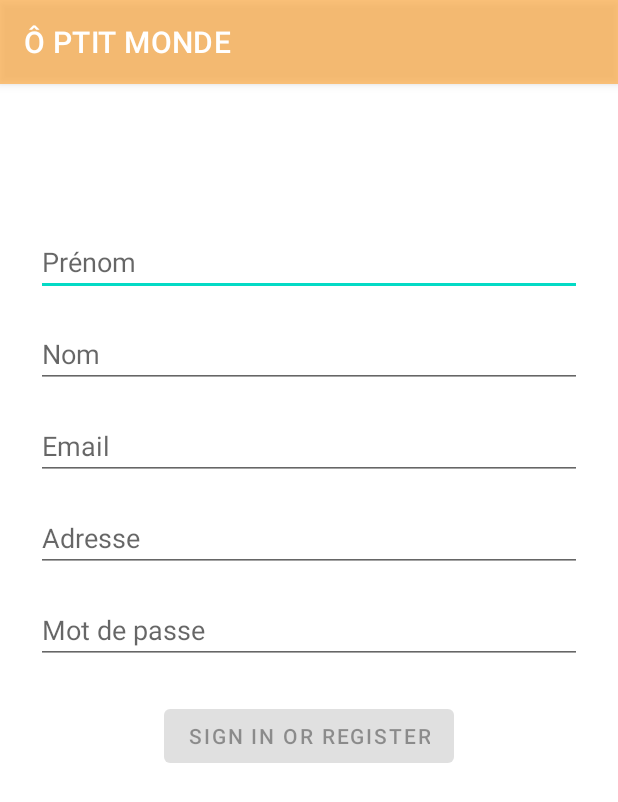
After one commit to MathiasBoillot/AndroidERestaurant, an Android app: the SignInActivity screen opened directly, with no data from a screen before it, on a phone screen of 412 x 824 dp. The commit adds this screen. Shown: the top 802 px of the screen. Run offline under Robolectric (Android 15) with nearby library versions, the phone set to English and light mode, and no system bars; our stand-ins replace Volley; network calls fail; Roboto replaces fonts that are not available here.

Commit message:
Login layout + LoginFormData

```diff
--- a/app/src/main/AndroidManifest.xml
+++ b/app/src/main/AndroidManifest.xml
@@ -14,6 +14,7 @@
         android:theme="@style/Theme.AndroidERestaurant"
         android:usesCleartextTraffic="true"
         tools:targetApi="m">
+        <activity android:name=".SignInActivity"></activity>
         <activity android:name=".adapters.CartAdapter" />
         <activity android:name=".CartActivity" />
         <activity android:name=".adapters.ViewPagerAdapter" />
--- a/app/src/main/java/fr/isen/boillot/androiderestaurant/CartActivity.kt
+++ b/app/src/main/java/fr/isen/boillot/androiderestaurant/CartActivity.kt
@@ -1,5 +1,6 @@
 package fr.isen.boillot.androiderestaurant
 
+import android.content.Intent
 import androidx.appcompat.app.AppCompatActivity
 import android.os.Bundle
 import android.view.Menu
@@ -37,6 +38,10 @@ class CartActivity : AppCompatActivity() {
                 invalidateOptionsMenu()
             }
             "Total : ${orderList.totalPriceOrder()} ".also { binding.totalPriceOrder.text = it }
+        }
+
+        binding.totalPriceOrder.setOnClickListener {
+            startActivity(Intent(this, SignInActivity::class.java))
         }
     }
 
--- /dev/null
+++ b/app/src/main/java/fr/isen/boillot/androiderestaurant/SignInActivity.kt
@@ -0,0 +1,44 @@
+package fr.isen.boillot.androiderestaurant
+
+import android.os.Bundle
+import androidx.appcompat.app.AppCompatActivity
+import com.android.volley.Request
+import com.android.volley.toolbox.*
+import com.google.gson.Gson
+import fr.isen.boillot.androiderestaurant.databinding.ActivitySignInBinding
+import fr.isen.boillot.androiderestaurant.login.LoginFormData
+import fr.isen.boillot.androiderestaurant.login.LoginViewModel
+import org.json.JSONObject
+
+class SignInActivity : AppCompatActivity() {
+    private lateinit var binding: ActivitySignInBinding
+    private lateinit var loginViewModel: LoginViewModel
+    private lateinit var dataForm: LoginFormData
+
+    override fun onCreate(savedInstanceState: Bundle?) {
+        super.onCreate(savedInstanceState)
+        binding = ActivitySignInBinding.inflate(layoutInflater)
+        setContentView(binding.root)
+        loginViewModel = LoginViewModel()
+
+        binding.login.setOnClickListener {
+
+        }
+    }
+
+    override fun onUserInteraction() {
+        super.onUserInteraction()
+        loginViewModel = LoginViewModel()
+        dataForm = LoginFormData(
+            email = binding.registerEmail.text.toString(),
+            firstName = binding.registerFirstname.text.toString(),
+            lastName = binding.registerLastname.text.toString(),
+            address = binding.registerAddress.text.toString(),
+            password = binding.registerPassword.text.toString()
+        )
+
+        binding.login.isEnabled = loginViewModel.loginDataChanged(dataForm)
+    }
+
+
+}
--- /dev/null
+++ b/app/src/main/res/layout/activity_sign_in.xml
@@ -0,0 +1,121 @@
+<?xml version="1.0" encoding="utf-8"?>
+<androidx.constraintlayout.widget.ConstraintLayout xmlns:android="http://schemas.android.com/apk/res/android"
+    xmlns:app="http://schemas.android.com/apk/res-auto"
+    xmlns:tools="http://schemas.android.com/tools"
+    android:id="@+id/container"
+    android:layout_width="match_parent"
+    android:layout_height="match_parent"
+    android:layout_margin="16dp"
+    tools:context=".SignInActivity">
+
+    <EditText
+        android:id="@+id/register_firstname"
+        android:layout_width="0dp"
+        android:layout_height="wrap_content"
+        android:layout_marginStart="24dp"
+        android:layout_marginTop="96dp"
+        android:layout_marginEnd="24dp"
+        android:hint="@string/prompt_firstname"
+        android:importantForAutofill="no"
+        android:inputType="textPersonName"
+        android:selectAllOnFocus="true"
+        app:layout_constraintEnd_toEndOf="parent"
+        app:layout_constraintStart_toStartOf="parent"
+        app:layout_constraintTop_toTopOf="parent" />
+
+    <EditText
+        android:id="@+id/register_lastname"
+        android:layout_width="0dp"
+        android:layout_height="wrap_content"
+        android:layout_marginStart="24dp"
+        android:layout_marginTop="16dp"
+        android:layout_marginEnd="24dp"
+        android:hint="@string/prompt_lastname"
+        android:importantForAutofill="no"
+        android:inputType="textPersonName"
+        android:selectAllOnFocus="true"
+        app:layout_constraintEnd_toEndOf="parent"
+        app:layout_constraintHorizontal_bias="0.0"
+        app:layout_constraintStart_toStartOf="parent"
+        app:layout_constraintTop_toBottomOf="@+id/register_firstname" />
+
+    <EditText
+        android:id="@+id/register_email"
+        android:layout_width="0dp"
+        android:layout_height="wrap_content"
+        android:layout_marginStart="24dp"
+        android:layout_marginTop="16dp"
+        android:layout_marginEnd="24dp"
+        android:hint="@string/prompt_email"
+        android:importantForAutofill="no"
+        android:inputType="textEmailAddress"
+        android:selectAllOnFocus="true"
+        app:layout_constraintEnd_toEndOf="parent"
+        app:layout_constraintHorizontal_bias="0.0"
+        app:layout_constraintStart_toStartOf="parent"
+        app:layout_constraintTop_toBottomOf="@+id/register_lastname" />
+
+    <EditText
+        android:id="@+id/register_address"
+        android:layout_width="0dp"
+        android:layout_height="wrap_content"
+        android:layout_marginStart="24dp"
+        android:layout_marginTop="16dp"
+        android:layout_marginEnd="24dp"
+        android:hint="@string/prompt_address"
+        android:importantForAutofill="no"
+        android:inputType="text"
+        android:selectAllOnFocus="true"
+        app:layout_constraintEnd_toEndOf="parent"
+        app:layout_constraintHorizontal_bias="0.0"
+        app:layout_constraintStart_toStartOf="parent"
+        app:layout_constraintTop_toBottomOf="@+id/register_email" />
+
+    <EditText
+        android:id="@+id/register_password"
+        android:layout_width="0dp"
+        android:layout_height="wrap_content"
+        android:layout_marginStart="24dp"
+        android:layout_marginTop="16dp"
+        android:layout_marginEnd="24dp"
+        android:hint="@string/prompt_password"
+        android:imeActionLabel="@string/action_sign_in_short"
+        android:imeOptions="actionDone"
+        android:importantForAutofill="no"
+        android:inputType="textPassword"
+        android:selectAllOnFocus="true"
+        app:layout_constraintEnd_toEndOf="parent"
+        app:layout_constraintHorizontal_bias="0.0"
+        app:layout_constraintStart_toStartOf="parent"
+        app:layout_constraintTop_toBottomOf="@+id/register_address" />
+
+    <Button
+        android:id="@+id/login"
+        android:layout_width="wrap_content"
+        android:layout_height="wrap_content"
+        android:layout_gravity="start"
+        android:layout_marginStart="48dp"
+        android:layout_marginTop="24dp"
+        android:layout_marginEnd="48dp"
+        android:enabled="false"
+        android:text="@string/action_sign_in"
+        app:layout_constraintEnd_toEndOf="parent"
+        app:layout_constraintStart_toStartOf="parent"
+        app:layout_constraintTop_toBottomOf="@+id/register_password" />
+
+    <ProgressBar
+        android:id="@+id/loading"
+        android:layout_width="wrap_content"
+        android:layout_height="wrap_content"
+        android:layout_gravity="center"
+        android:layout_marginStart="32dp"
+        android:layout_marginTop="64dp"
+        android:layout_marginEnd="32dp"
+        android:layout_marginBottom="64dp"
+        android:visibility="gone"
+        app:layout_constraintBottom_toBottomOf="parent"
+        app:layout_constraintEnd_toEndOf="@+id/register_password"
+        app:layout_constraintStart_toStartOf="@+id/register_password"
+        app:layout_constraintTop_toTopOf="parent"
+        app:layout_constraintVertical_bias="0.3" />
+</androidx.constraintlayout.widget.ConstraintLayout>
--- a/app/src/main/res/values/strings.xml
+++ b/app/src/main/res/values/strings.xml
@@ -25,5 +25,18 @@
     <string name="image_dish_detail">Image for dish detail</string>
     <string name="basket_item">basket logo</string>
     <string name="price_dish">0€</string>
-
+    <string name="prompt_email">Email</string>
+    <string name="prompt_password">Mot de passe</string>
+    <string name="action_sign_in">Sign in or register</string>
+    <string name="action_sign_in_short">Sign in</string>
+    <string name="welcome">"Welcome !"</string>
+    <string name="invalid_email">Not a valid email</string>
+    <string name="invalid_firstName">Not a valid firstName</string>
+    <string name="invalid_lastName">Not a valid lastName</string>
+    <string name="invalid_address">Not a valid address</string>
+    <string name="invalid_password">Password must be >5 characters</string>
+    <string name="login_failed">"Login failed"</string>
+    <string name="prompt_firstname">Prénom</string>
+    <string name="prompt_lastname">Nom</string>
+    <string name="prompt_address">Adresse</string>
 </resources>
```
Also changed, not shown: app/src/main/java/fr/isen/boillot/androiderestaurant/login/LoginFormData.kt (added, +12 -0 lines), app/src/main/java/fr/isen/boillot/androiderestaurant/login/LoginFormState.kt (added, +16 -0 lines), app/src/main/java/fr/isen/boillot/androiderestaurant/login/LoginViewModel.kt (added, +73 -0 lines).
